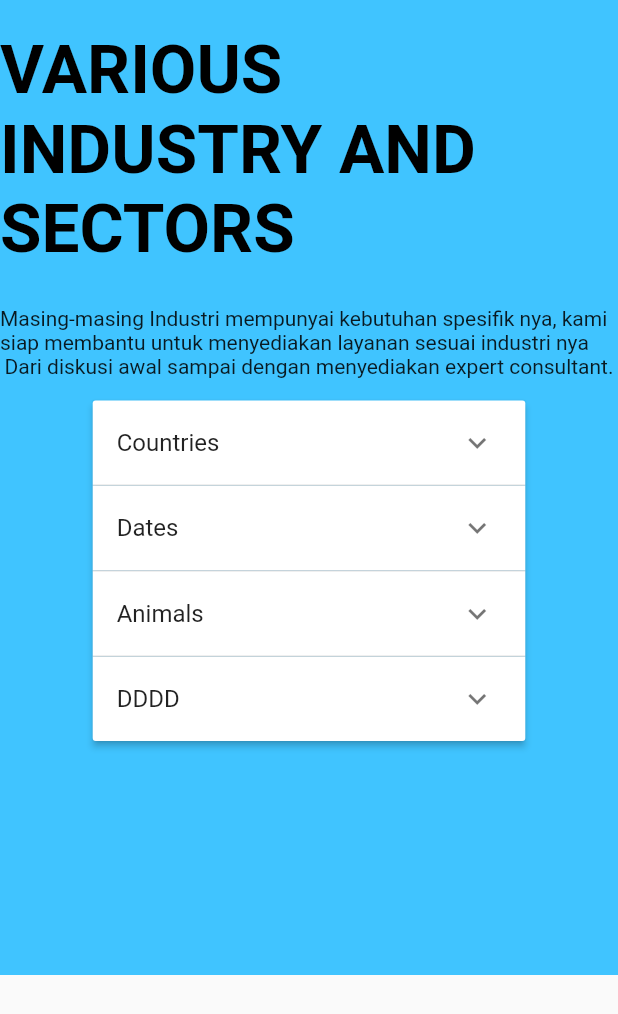
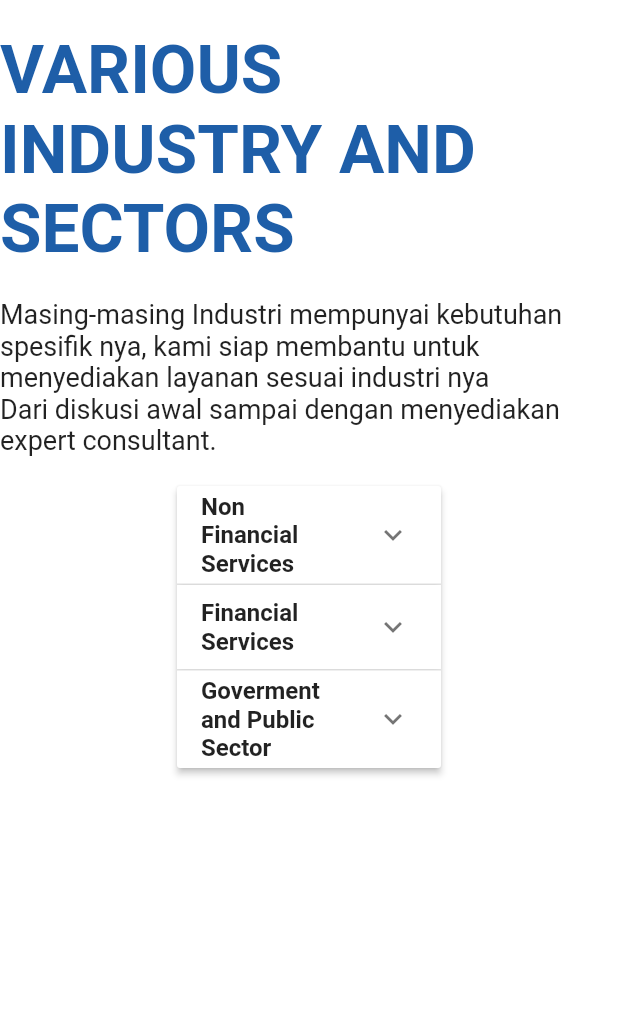
Before and after one commit to budiprasetyo144/multi_cloud, a Flutter app: the Home11 widget shown alone on an empty page, opened directly, on a phone screen of 412 x 824 dp. Shown: the top 1014 px of the screen. Run offline on Flutter 3.47's test engine with Material 2 defaults, Android fonts, the phone set to English and light mode, and no system bars; our stand-ins replace file_picker, font_awesome_flutter, google_fonts, show_up_animation; missing offline and left inert: dart:html, side_navigation; statements that could not run were skipped.

Commit message:
update various

```diff
--- a/lib/screen/home11.dart
+++ b/lib/screen/home11.dart
@@ -1,6 +1,5 @@
 
 import 'package:flutter/material.dart';
-import 'package:mcs_flutter/const/conts.dart';
 
 import 'package:mcs_flutter/widget/expansion.dart';
 
@@ -22,12 +21,11 @@ class _Home11State extends State<Home11> {
   @override
   Widget build(BuildContext context) {
     var screenSize = MediaQuery.of(context).size;
-    String dropdownValue = 'Non Financial Services';
 
     return Container(
-      height: 650,
+      height: 700,
       width: screenSize.width,
-      color: Colors.lightBlueAccent,
+      color: Colors.white,
 
       child: Column(
         children: [
@@ -37,25 +35,35 @@ class _Home11State extends State<Home11> {
             Text("VARIOUS INDUSTRY AND SECTORS",
               style: TextStyle(
                 fontSize: 45,
-                color: Colors.black,
+                  color: Color(0xff1e5ea8),
                 fontWeight: FontWeight.bold),
             )
             ),
           ),
-          SizedBox(height: 25,),
+          SizedBox(height: 20,),
           Center(
             child: (
-            Text("Masing-masing Industri mempunyai kebutuhan spesifik nya, kami siap membantu untuk menyediakan layanan sesuai industri nya")
+            Text("Masing-masing Industri mempunyai kebutuhan spesifik nya, kami siap membantu untuk menyediakan layanan sesuai industri nya",
+              style: TextStyle(
+                fontSize: 18
+              ),
+            )
             ),
           ),
           Center(
             child: (
-            Text("Dari diskusi awal sampai dengan menyediakan expert consultant.")
+            Text("Dari diskusi awal sampai dengan menyediakan expert consultant.",
+              style: TextStyle(
+                fontSize: 18
+              ),
+            )
             ),
           ),
-          SizedBox(height: 15,),
+          SizedBox(height: 10,),
       Container(
-        width: screenSize.width*0.7,
+        width: screenSize.width*0.5,
+        height: 500,
+        padding: EdgeInsets.symmetric(vertical: 10, horizontal: 15),
         child: SingleChildScrollView(
           child: ExpansionPanelList.radio(
             expansionCallback: (index, isExpanded) {
@@ -83,8 +91,9 @@ class _Home11State extends State<Home11> {
 
   }
   Widget buildTile(AdvancedTile tile) => ListTile(
-    title: Text(tile.title),
-
+    title: Text(tile.title,
+      style: TextStyle(fontWeight: FontWeight.bold),
+    ),
   );
 }
 
--- a/lib/widget/expansion.dart
+++ b/lib/widget/expansion.dart
@@ -19,44 +19,36 @@ class AdvancedTile {
 
 final advancedTiles = <AdvancedTile>[
   AdvancedTile(
-    title: 'Countries',
+    title: 'Non Financial Services',
     tiles: [
-      AdvancedTile(title: 'Russia'),
-      AdvancedTile(title: 'Canada'),
-      AdvancedTile(title: 'USA'),
-      AdvancedTile(title: 'China'),
-      AdvancedTile(title: 'China'),
-      AdvancedTile(title: 'Australia'),
-      AdvancedTile(title: 'Argentina'),
+      AdvancedTile(title: '- Retail'),
+      AdvancedTile(title: '- Consumer packaged goods'),
+      AdvancedTile(title: '- Manufacturing'),
+      AdvancedTile(title: '- Automotive'),
+      AdvancedTile(title: '- Supply chain and logistics'),
+      AdvancedTile(title: '- Energy'),
+      AdvancedTile(title: '- Healthcare and life sciences'),
+      AdvancedTile(title: '- Media and entertainment'),
+      AdvancedTile(title: '- Gaming'),
+      AdvancedTile(title: '- Telecomunications'),
     ],
   ),
   AdvancedTile(
-    title: 'Dates',
+    title: 'Financial Services',
     tiles: [
-      AdvancedTile(title: '2020'),
-      AdvancedTile(title: '2021'),
-      AdvancedTile(title: '2022'),
-      AdvancedTile(title: '2023'),
+      AdvancedTile(title: '- Banking'),
+      AdvancedTile(title: '- Multifinance'),
+      AdvancedTile(title: '- Fintech'),
+      AdvancedTile(title: '- Financial Lending'),
     ],
   ),
   AdvancedTile(
-    title: 'Animals',
+    title: 'Goverment and Public Sector',
     tiles: [
-      AdvancedTile(title: 'Cat'),
-      AdvancedTile(title: 'Dog'),
-      AdvancedTile(title: 'Lion'),
-      AdvancedTile(title: 'Elephant'),
-      AdvancedTile(title: 'Giraffe'),
-    ],
-  ),
-  AdvancedTile(
-    title: 'DDDD',
-    tiles: [
-      AdvancedTile(title: 'Cat'),
-      AdvancedTile(title: 'Dog'),
-      AdvancedTile(title: 'Lion'),
-      AdvancedTile(title: 'Elephant'),
-      AdvancedTile(title: 'Giraffe'),
+      AdvancedTile(title: '- Goverment'),
+      AdvancedTile(title: '- State and Local Goverment'),
+      AdvancedTile(title: '- Education'),
+      AdvancedTile(title: '- Education technology'),
     ],
   ),
 ];
```
